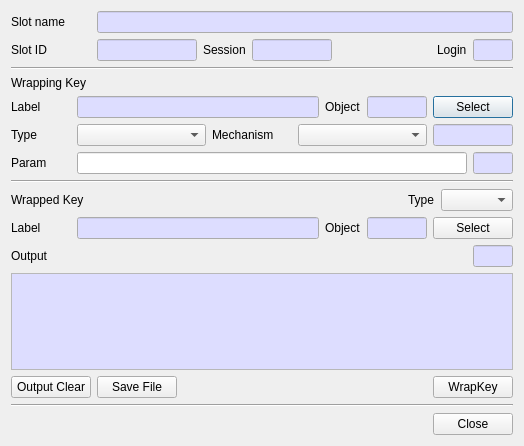
jykim74/CryptokiMan, file CryptokiMan/wrap_key_dlg.ui: the form before one commit.
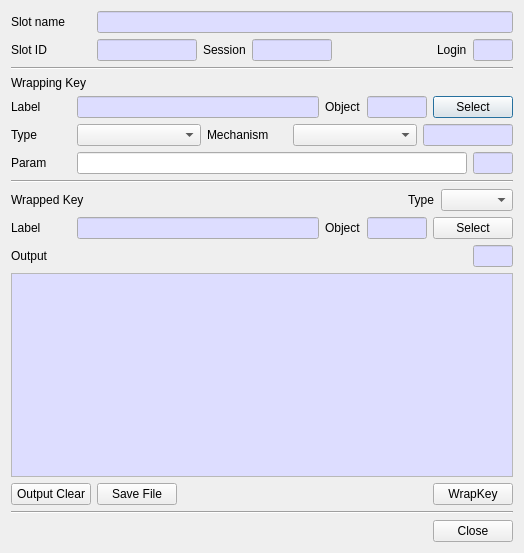
The form after the commit.

```diff
--- a/CryptokiMan/wrap_key_dlg.ui
+++ b/CryptokiMan/wrap_key_dlg.ui
@@ -7,7 +7,7 @@
     <x>0</x>
     <y>0</y>
     <width>524</width>
-    <height>446</height>
+    <height>553</height>
    </rect>
   </property>
   <property name="windowTitle">
@@ -450,13 +450,13 @@
       <widget class="QLineEdit" name="mWrappingMechText">
        <property name="minimumSize">
         <size>
-         <width>80</width>
+         <width>90</width>
          <height>0</height>
         </size>
        </property>
        <property name="maximumSize">
         <size>
-         <width>80</width>
+         <width>90</width>
          <height>16777215</height>
         </size>
        </property>
```
